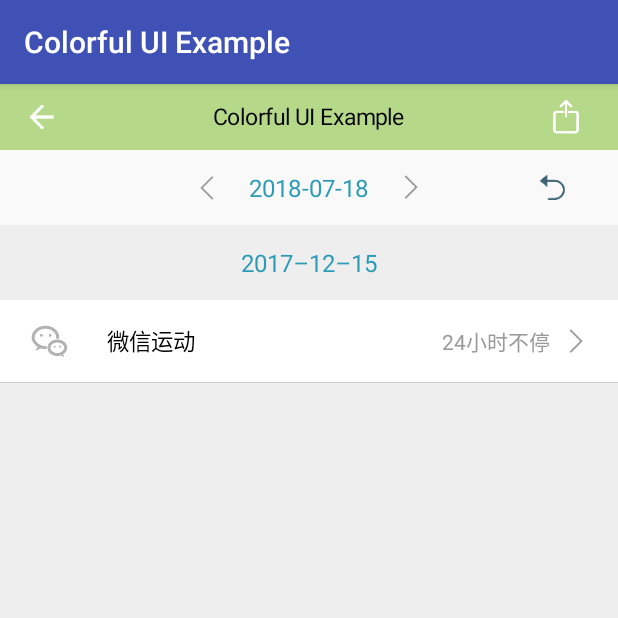
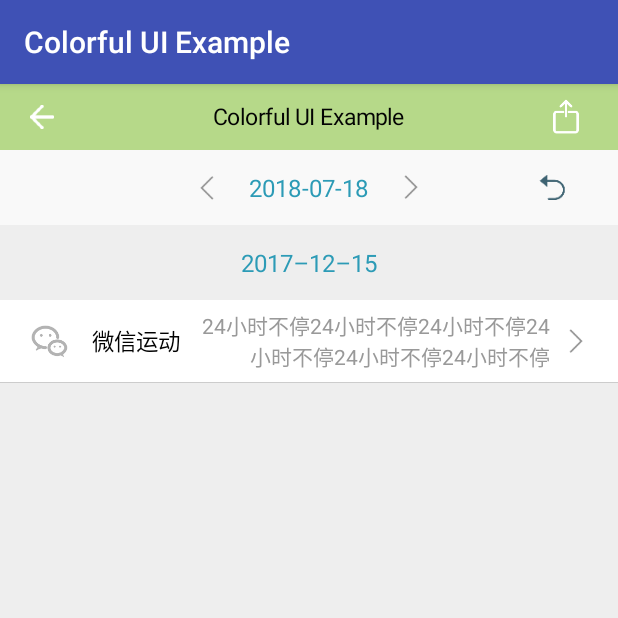
Before and after one commit to jxr202/colorful-ui, an Android app: the screen it shows after launch (MainActivity), on a phone screen of 412 x 824 dp, the top half of it. Run offline under Robolectric (Android 15) with nearby library versions, the phone set to English and light mode, and no system bars.

Commit message:
【Jiang】：修复字符间距

```diff
--- a/colorful-ui-example/src/main/res/layout/activity_main.xml
+++ b/colorful-ui-example/src/main/res/layout/activity_main.xml
@@ -56,7 +56,7 @@
         jxr202:mLeftTitleTextSize="15sp"
         jxr202:mRightImage="@drawable/ic_item_more"
         jxr202:mRightImageVisibility="visible"
-        jxr202:mRightText="24小时不停"
+        jxr202:mRightText="24小时不停24小时不停24小时不停24小时不停24小时不停24小时不停"
         jxr202:mRightTextColor="#999999"
         jxr202:mRightTextSize="14sp"
         jxr202:mRightTextVisibility="visible"/>
--- a/colorful-ui/src/main/java/com/jxr202/colorful_ui/ItemView.java
+++ b/colorful-ui/src/main/java/com/jxr202/colorful_ui/ItemView.java
@@ -63,7 +63,7 @@ public class ItemView extends RelativeLayout {
         mLeftTitle.setVisibility(array.getInteger(R.styleable.ItemView_mLeftTitleTextVisibility, VISIBLE));
         mLeftTitle.setEllipsize(TextUtils.TruncateAt.END);
         mLeftTitle.setLines(1);
-        mLeftTitle.setPadding(dp2px(15), 0, dp2px(15), 0);
+        mLeftTitle.setPadding(dp2px(5), 0, dp2px(5), 0);
 
         mRightIconId = array.getResourceId(R.styleable.ItemView_mRightImageId, R.id.rightIconId);
         mRightIconVisibility = array.getInteger(R.styleable.ItemView_mRightImageVisibility, VISIBLE);
```
